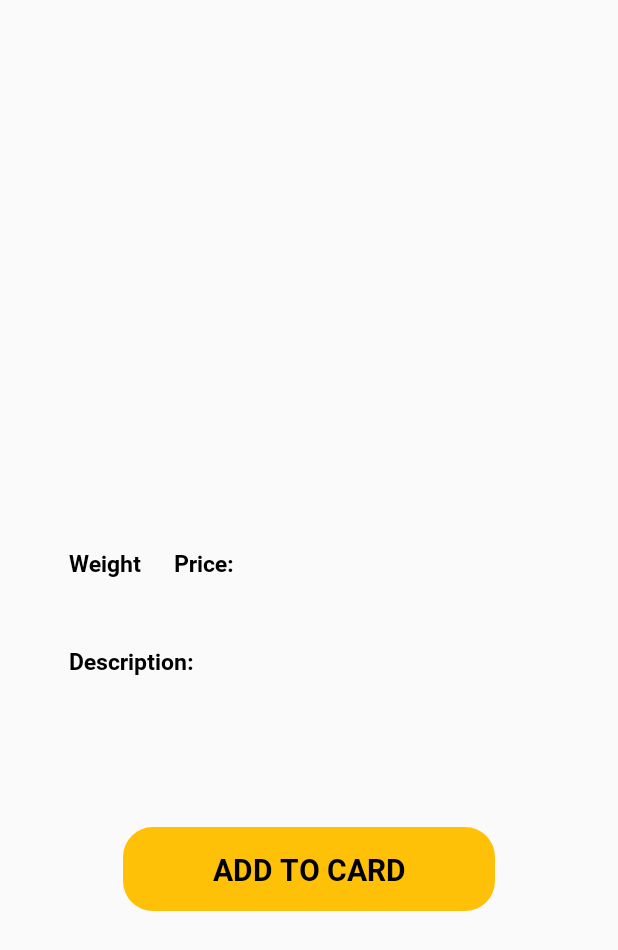
After one commit to mamqesh/Restaurant, an Android app: the DishPage screen opened directly, with no data from a screen before it, on a phone screen of 412 x 824 dp. The commit adds this screen. Shown: the top 950 px of the screen. Run offline under Robolectric (Android 15) with nearby library versions, the phone set to English and light mode, and no system bars.

Commit message:
Page dish

```diff
--- /dev/null
+++ b/app/src/main/java/com/hfad/myapplication/DishPage.java
@@ -0,0 +1,29 @@
+package com.hfad.myapplication;
+
+import android.support.constraint.ConstraintLayout;
+import android.support.v7.app.AppCompatActivity;
+import android.os.Bundle;
+import android.widget.ImageView;
+import android.widget.TextView;
+
+public class DishPage extends AppCompatActivity {
+
+    @Override
+    protected void onCreate(Bundle savedInstanceState) {
+        super.onCreate(savedInstanceState);
+        setContentView(R.layout.activity_dish_page);
+        ConstraintLayout dishBackground = findViewById(R.id.dishPageBackground);
+        ImageView dishImage = findViewById(R.id.dishPageImage);
+        TextView dishTitle = findViewById(R.id.dishPageTitle);
+        TextView dishWeight = findViewById(R.id.dishPageWeight);
+        TextView dishPrice = findViewById(R.id.dishPagePrice);
+        TextView dishDescription = findViewById(R.id.dishPageDiscription);
+
+        dishBackground.setBackgroundColor(getIntent().getIntExtra("dishBackground",0));
+        dishImage.setImageResource(getIntent().getIntExtra("dishImage",0));
+        dishTitle.setText(getIntent().getStringExtra("dishTitle"));
+        dishWeight.setText(getIntent().getStringExtra("weightDish"));
+        dishPrice.setText(getIntent().getStringExtra("priceDish"));
+        dishDescription.setText(getIntent().getStringExtra("descriptionDish"));
+    }
+}
--- a/app/src/main/java/com/hfad/myapplication/MainActivity.java
+++ b/app/src/main/java/com/hfad/myapplication/MainActivity.java
@@ -34,10 +34,10 @@ public class MainActivity extends AppCompatActivity {
         setCategoryRecycler(categoryList);
 
         List<MenuDishes> dishList = new ArrayList<>();
-        dishList.add(new MenuDishes(1, "potatofree", "French fries","Potato sticks, 1 cm sections, fried in hot oil.", "180 gram", "1.2$","#F58F56"));
-        dishList.add(new MenuDishes(2, "pizza", "Pizza","A dish in the form of a thin round flatbread baked with tomato sauce filling, slices of cheese and sausage.", "250 gram", "1$","#F58F56"));
-        dishList.add(new MenuDishes(3, "sandwich", "Sandwich","A sandwich consisting of two slices of bread with a filling in between.", "150 gram", "0.8$","#F58F56"));
-        dishList.add(new MenuDishes(4, "coffe", "Coffe","A tonic non-alcoholic drink prepared on the basis of roasted coffee beans", "200 gram", "1.2$","#F58F56"));
+        dishList.add(new MenuDishes(1, "potatofree", "French fries","Potato sticks, 1 cm sections, fried in hot oil.", "180 gram", "1.2$","#F58F56", "Text"));
+        dishList.add(new MenuDishes(2, "pizza", "Pizza","A dish in the form of a thin round flatbread baked with tomato sauce filling, slices of cheese and sausage.", "250 gram", "1$","#F58F56", "Text"));
+        dishList.add(new MenuDishes(3, "sandwich", "Sandwich","A sandwich consisting of two slices of bread with a filling in between.", "150 gram", "0.8$","#F58F56", "Text"));
+        dishList.add(new MenuDishes(4, "coffe", "Coffe","A tonic non-alcoholic drink prepared on the basis of roasted coffee beans", "200 gram", "1.2$","#F58F56", "Text"));
         setDishRecycler(dishList);
     }
 
--- a/app/src/main/java/com/hfad/myapplication/adapter/MenuAdapter.java
+++ b/app/src/main/java/com/hfad/myapplication/adapter/MenuAdapter.java
@@ -1,10 +1,14 @@
 package com.hfad.myapplication.adapter;
 
+import android.app.Activity;
+import android.app.ActivityOptions;
 import android.content.Context;
+import android.content.Intent;
 import android.graphics.Color;
 import android.support.annotation.NonNull;
 import android.support.v7.widget.CardView;
 import android.support.v7.widget.RecyclerView;
+import android.util.Pair;
 import android.view.LayoutInflater;
 import android.view.Menu;
 import android.view.View;
@@ -13,6 +17,8 @@ import android.widget.ImageView;
 import android.widget.TextView;
 
 import java.util.List;
+
+import com.hfad.myapplication.DishPage;
 import com.hfad.myapplication.R;
 import com.hfad.myapplication.model.MenuDishes;
 
@@ -37,12 +43,36 @@ public class MenuAdapter extends RecyclerView.Adapter<MenuAdapter.MenuViewHolder
     public void onBindViewHolder(@NonNull MenuAdapter.MenuViewHolder menuViewHolder, int i) {
 
         menuViewHolder.dishBackground.setCardBackgroundColor(Color.parseColor(menuDishes.get(i).getColor()));
+
         int imageId=context.getResources().getIdentifier("ic_"+ menuDishes.get(i).getImg(),"drawable", context.getPackageName());
         menuViewHolder.dishImage.setImageResource(imageId);
+
         menuViewHolder.dishTitle.setText(menuDishes.get(i).getTitle());
         menuViewHolder.descriptionDish.setText(menuDishes.get(i).getDescription());
         menuViewHolder.weightDish.setText(menuDishes.get(i).getWeight());
         menuViewHolder.priceDish.setText(menuDishes.get(i).getPrice());
+
+        menuViewHolder.itemView.setOnClickListener(new View.OnClickListener() {
+            @Override
+            public void onClick(View view) {
+                Intent intent = new Intent(context, DishPage.class);
+
+                ActivityOptions options = ActivityOptions.makeSceneTransitionAnimation(
+                        (Activity) context,
+                        new Pair<View, String>(menuViewHolder.dishImage,"dishImage")
+                );
+
+                intent.putExtra("dishBackground", Color.parseColor(menuDishes.get(i).getColor()));
+                intent.putExtra("dishImage", imageId);
+                intent.putExtra("dishTitle", menuDishes.get(i).getTitle());
+                intent.putExtra("descriptionDish", menuDishes.get(i).getDescription());
+                intent.putExtra("weightDish", menuDishes.get(i).getWeight());
+                intent.putExtra("priceDish", menuDishes.get(i).getPrice());
+                intent.putExtra("textDish", menuDishes.get(i).getText());
+
+                context.startActivity(intent, options.toBundle());
+            }
+        });
     }
 
     @Override
--- a/app/src/main/java/com/hfad/myapplication/model/MenuDishes.java
+++ b/app/src/main/java/com/hfad/myapplication/model/MenuDishes.java
@@ -2,9 +2,9 @@ package com.hfad.myapplication.model;
 
 public class MenuDishes {
     int id;
-    String img, title, description, weight, price, color;
+    String img, title, description, weight, price, color, text;
 
-    public MenuDishes(int id, String img, String title, String description, String weight, String price, String color) {
+    public MenuDishes(int id, String img, String title, String description, String weight, String price, String color, String text) {
         this.id = id;
         this.img = img;
         this.title = title;
@@ -12,6 +12,7 @@ public class MenuDishes {
         this.weight = weight;
         this.price = price;
         this.color = color;
+        this.text = text;
     }
 
     public int getId() {
@@ -69,4 +70,12 @@ public class MenuDishes {
     public void setColor(String color) {
         this.color = color;
     }
+
+    public String getText() {
+        return text;
+    }
+
+    public void setText(String text) {
+        this.text = text;
+    }
 }
--- /dev/null
+++ b/app/src/main/res/drawable/ic_addtocard.xml
@@ -0,0 +1,9 @@
+<vector xmlns:android="http://schemas.android.com/apk/res/android"
+    android:width="248dp"
+    android:height="56dp"
+    android:viewportWidth="248"
+    android:viewportHeight="56">
+  <path
+      android:pathData="M20,0L228,0A20,20 0,0 1,248 20L248,36A20,20 0,0 1,228 56L20,56A20,20 0,0 1,0 36L0,20A20,20 0,0 1,20 0z"
+      android:fillColor="#FFC107"/>
+</vector>
--- /dev/null
+++ b/app/src/main/res/layout/activity_dish_page.xml
@@ -0,0 +1,162 @@
+<?xml version="1.0" encoding="utf-8"?>
+<android.support.constraint.ConstraintLayout xmlns:android="http://schemas.android.com/apk/res/android"
+    xmlns:app="http://schemas.android.com/apk/res-auto"
+    xmlns:tools="http://schemas.android.com/tools"
+    android:layout_width="match_parent"
+    android:layout_height="match_parent"
+    android:background="@color/orange"
+    android:id="@+id/dishPageBackground"
+    tools:context=".DishPage">
+
+    <ImageView
+        android:id="@+id/dishPageImage"
+        android:layout_width="0dp"
+        android:layout_height="250dp"
+        android:contentDescription="@string/app_name"
+        android:scaleType="center"
+        android:transitionName="dishImage"
+        app:layout_constraintEnd_toEndOf="parent"
+        app:layout_constraintStart_toStartOf="parent"
+        app:layout_constraintTop_toTopOf="parent"
+        app:srcCompat="@drawable/ic_potatofree" />
+
+    <TextView
+        android:id="@+id/dishPageTitle"
+        android:layout_width="wrap_content"
+        android:layout_height="wrap_content"
+        android:fontFamily="@font/roboto_bold"
+        android:text="@string/app_name"
+        android:gravity="center"
+        android:textColor="@color/black"
+        android:textSize="30sp"
+        app:layout_constraintEnd_toEndOf="parent"
+        app:layout_constraintHorizontal_bias="0.498"
+        app:layout_constraintStart_toStartOf="parent"
+        app:layout_constraintTop_toBottomOf="@+id/dishPageImage" />
+
+    <android.support.v7.widget.CardView
+        android:id="@+id/dishBackground"
+        android:layout_width="340dp"
+        android:layout_height="115dp"
+        app:cardElevation="0dp"
+        app:cardBackgroundColor="@android:color/transparent"
+        app:layout_constraintBottom_toBottomOf="parent"
+        app:layout_constraintEnd_toEndOf="parent"
+        app:layout_constraintStart_toStartOf="parent"
+        app:layout_constraintTop_toTopOf="parent">
+
+        <LinearLayout
+            android:layout_width="337dp"
+            android:layout_height="wrap_content"
+            android:orientation="vertical">
+
+            <LinearLayout
+                android:layout_width="match_parent"
+                android:layout_height="35dp"
+                android:orientation="horizontal">
+
+                <TextView
+                    android:layout_width="50dp"
+                    android:layout_height="20dp"
+                    android:layout_margin="10dp"
+                    android:fontFamily="@font/roboto_bold"
+                    android:text="@string/the_weight_dish"
+                    android:textColor="@color/black"
+                    android:textSize="15sp" />
+
+                <TextView
+                    android:layout_width="45dp"
+                    android:layout_height="20dp"
+                    android:layout_margin="10dp"
+                    android:fontFamily="@font/roboto_bold"
+                    android:text="@string/price_dish"
+                    android:textColor="@color/black"
+                    android:textSize="15sp" />
+            </LinearLayout>
+
+            <LinearLayout
+                android:layout_width="match_parent"
+                android:layout_height="30dp"
+                android:orientation="horizontal">
+
+                <TextView
+                    android:id="@+id/dishPageWeight"
+                    android:layout_width="wrap_content"
+                    android:layout_height="20dp"
+                    android:layout_marginStart="10dp"
+                    android:fontFamily="@font/roboto_regular"
+                    android:text="@string/app_name"
+                    android:textColor="@color/black"
+                    android:textSize="14sp" />
+
+                <TextView
+                    android:id="@+id/dishPagePrice"
+                    android:layout_width="wrap_content"
+                    android:layout_height="20dp"
+                    android:layout_marginStart="3dp"
+                    android:fontFamily="@font/roboto_regular"
+                    android:text="@string/app_name"
+                    android:textColor="@color/black"
+                    android:textSize="14sp" />
+            </LinearLayout>
+
+            <LinearLayout
+                android:layout_width="match_parent"
+                android:layout_height="wrap_content"
+                android:orientation="horizontal">
+
+                <TextView
+                    android:id="@+id/pageDescriptionDish"
+                    android:layout_width="wrap_content"
+                    android:layout_height="wrap_content"
+                    android:layout_margin="10dp"
+                    android:fontFamily="@font/roboto_bold"
+                    android:text="@string/description_dish"
+                    android:textColor="@color/black"
+                    android:textSize="15sp" />
+            </LinearLayout>
+
+        </LinearLayout>
+    </android.support.v7.widget.CardView>
+
+    <TextView
+        android:id="@+id/dishPageDiscription"
+        android:layout_width="0dp"
+        android:layout_height="wrap_content"
+        android:layout_marginStart="45dp"
+        android:layout_marginTop="10dp"
+        android:layout_marginEnd="36dp"
+        android:fontFamily="@font/roboto_regular"
+        android:text="@string/description_french_fries"
+        android:textColor="@color/black"
+        android:textSize="15sp"
+        app:layout_constraintEnd_toEndOf="parent"
+        app:layout_constraintStart_toStartOf="parent"
+        app:layout_constraintTop_toBottomOf="@+id/dishBackground" />
+
+    <ImageButton
+        android:id="@+id/addToCard"
+        android:layout_width="wrap_content"
+        android:layout_height="wrap_content"
+        android:layout_marginTop="50dp"
+        android:background="@android:color/transparent"
+        android:contentDescription="@string/app_name"
+        app:layout_constraintEnd_toEndOf="parent"
+        app:layout_constraintStart_toStartOf="parent"
+        app:layout_constraintTop_toBottomOf="@+id/dishPageDiscription"
+        app:srcCompat="@drawable/ic_addtocard" />
+
+    <TextView
+        android:id="@+id/textView5"
+        android:textSize="20sp"
+        android:fontFamily="@font/roboto_bold"
+        android:textColor="@color/black"
+        android:layout_width="wrap_content"
+        android:layout_height="wrap_content"
+        android:text="@string/add_to_card"
+        app:layout_constraintBottom_toBottomOf="@+id/addToCard"
+        app:layout_constraintEnd_toEndOf="@+id/addToCard"
+        app:layout_constraintStart_toStartOf="@+id/addToCard"
+        app:layout_constraintTop_toTopOf="@+id/addToCard" />
+
+</android.support.constraint.ConstraintLayout>
--- a/app/src/main/res/layout/activity_main.xml
+++ b/app/src/main/res/layout/activity_main.xml
@@ -45,7 +45,7 @@
         android:layout_height="0dp"
         android:layout_marginStart="15dp"
         android:layout_marginTop="25dp"
-        android:layout_marginEnd="25dp"
+        android:layout_marginEnd="15dp"
         android:layout_marginBottom="25dp"
         app:layout_constraintBottom_toBottomOf="parent"
         app:layout_constraintEnd_toEndOf="parent"
--- a/app/src/main/res/layout/menu_item.xml
+++ b/app/src/main/res/layout/menu_item.xml
@@ -29,6 +29,7 @@
                 android:layout_width="305dp"
                 android:layout_height="256dp"
                 android:contentDescription="@string/app_name"
+                android:transitionName="dishImage"
                 tools:srcCompat="@drawable/ic_potatofree" />
 
             <TextView
--- a/app/src/main/res/values-night/themes.xml
+++ b/app/src/main/res/values-night/themes.xml
@@ -7,7 +7,14 @@
         <item name="colorAccent">@color/bodily</item>
         <item name="windowNoTitle">true</item>
         <item name="android:windowFullscreen">true</item>
+        <item name="android:windowActivityTransitions">true</item>
         <!-- Customize your theme here. -->
+    </style>
+
+    <style name="SplashTheme" parent="Theme.AppCompat.Light.NoActionBar">
+        <item name="android:windowBackground">
+            @drawable/splashscreen
+        </item>
     </style>
 
     <style name="TextView"> <!--parent="" -->
@@ -34,8 +41,8 @@
 
 
     <style name="Text" parent="TextAppearance.AppCompat">
-        <item name="android:textSize">16sp</item>
-        <item name="fontFamily">sans-serif</item>
+        <item name="android:textSize">22dp</item>
+        <item name="fontFamily">@font/roboto_bold</item>
     </style>
 
 
--- a/app/src/main/res/values/strings.xml
+++ b/app/src/main/res/values/strings.xml
@@ -11,4 +11,6 @@
     <string name="description_dish">Description:</string>
     <string name="the_weight_dish">Weight:</string>
     <string name="price_dish">Price:</string>
+    <string name="description_french_fries">French fries are potato sticks with a cross-section of about 1 cm, fried in a large amount of hot vegetable oil.</string>
+    <string name="add_to_card">ADD TO CARD</string>
 </resources>
--- a/app/src/main/res/values/themes.xml
+++ b/app/src/main/res/values/themes.xml
@@ -7,6 +7,7 @@
         <item name="colorAccent">@color/bodily</item>
         <item name="windowNoTitle">true</item>
         <item name="android:windowFullscreen">true</item>
+        <item name="android:windowActivityTransitions">true</item>
         <!-- Customize your theme here. -->
     </style>
 
```
Also changed, not shown: app/src/main/AndroidManifest.xml (+6 -5 lines).
